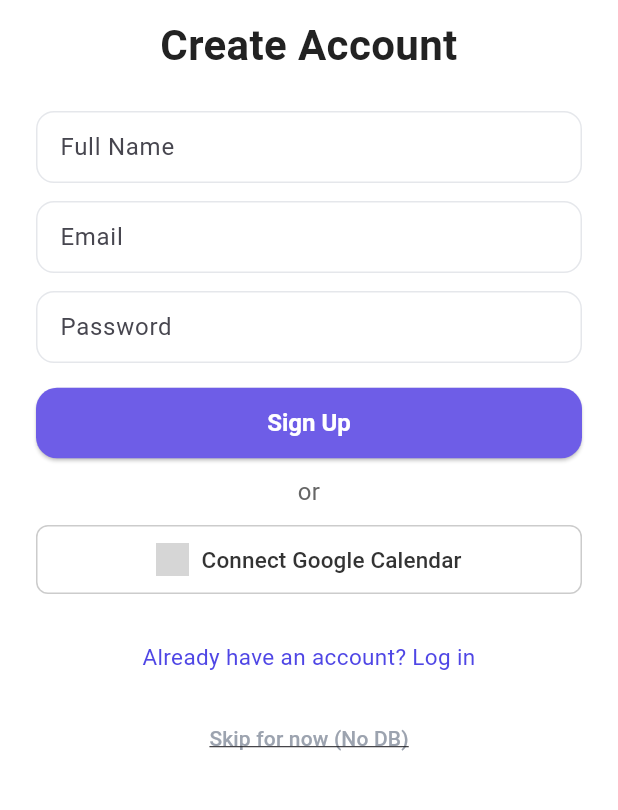
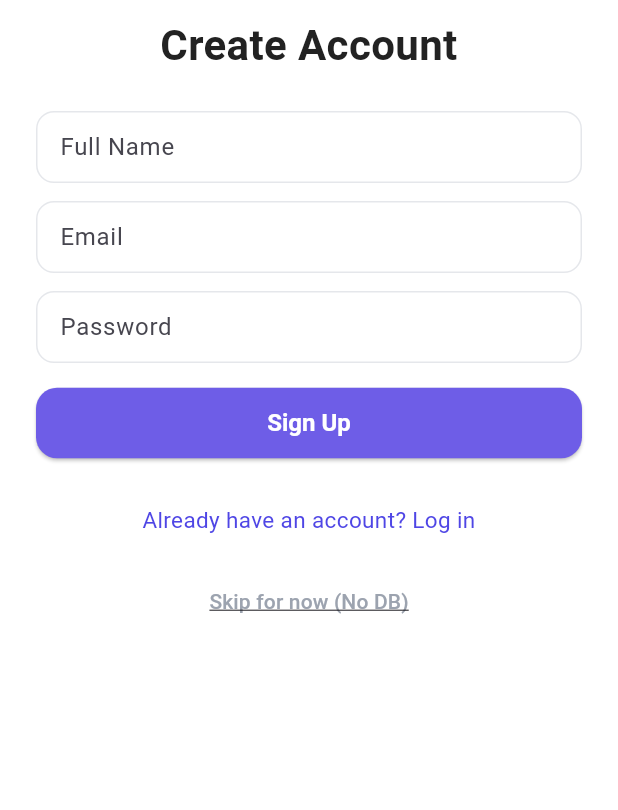
Before and after one commit to ghadee3r/2025_GP_30, a Flutter app: the SignupScreen screen opened by its route, on a phone screen of 412 x 824 dp, the part 285-1095 px from its top. Run offline on Flutter 3.47's test engine with Material 3 defaults, Android fonts, the phone set to English and light mode, and no system bars; our stand-ins replace google_sign_in, slide_to_act, supabase_flutter, table_calendar; missing offline and left inert: extension_google_sign_in_as_googleapis_auth, fluid_bottom_nav_bar, googleapis; accounts and stored records are empty; network calls fail; grey boxes are pictures that could not be loaded.

Commit message:
remove Google api button

```diff
--- a/rikazapp/lib/pages/subscreens/signup.dart
+++ b/rikazapp/lib/pages/subscreens/signup.dart
@@ -3,8 +3,7 @@ import 'package:supabase_flutter/supabase_flutter.dart' as sb;
 
 // ========= Constants =========
 const String _rikazLogoPath = "assets/images/RikazLogo.png";
-const String _googleIconUrl = "https://developers.google.com/identity/images/g-logo.png";
-
+// NOTE: Removed _googleIconUrl as it is no longer used
 // Get the Supabase client instance using the alias 'sb'
 final supabase = sb.Supabase.instance.client;
 
@@ -42,9 +41,6 @@ class _SignupScreenState extends State<SignupScreen> {
 
   bool _isSubmitting = false;
 
-  // Mock flag to keep the Google UI active but functionally inert
-  final bool _isGoogleAuthReady = true;
-
   @override
   void dispose() {
     _nameController.dispose();
@@ -65,8 +61,8 @@ class _SignupScreenState extends State<SignupScreen> {
     }
 
     // Simple client-side validation
-    if (password.length < 6) {
-        _showAlert(context, "Password Error", "Password must be at least 6 characters long.");
+    if (password.length < 8) {
+        _showAlert(context, "Password Error", "Password must be at least 8 characters long.");
         return;
     }
 
@@ -105,15 +101,6 @@ class _SignupScreenState extends State<SignupScreen> {
     }
   }
 
-  // Placeholder function for Google button (MOCKED)
-  void _handleGoogleConnect() {
-    _showAlert(
-      context,
-      "Feature Not Enabled",
-      "Google Sign-In logic is currently disabled in the code and requires native configuration.",
-    );
-  }
-
   Widget _buildTextInput({
     required TextEditingController controller,
     required String hintText,
@@ -145,7 +132,6 @@ class _SignupScreenState extends State<SignupScreen> {
             crossAxisAlignment: CrossAxisAlignment.stretch,
             children: <Widget>[
               // Logo
-              // NOTE: Ensure you have "assets/images/RikazLogo.png" configured in pubspec.yaml
               Image.asset(_rikazLogoPath, height: 150, width: 150),
               const SizedBox(height: 10),
 
@@ -183,28 +169,6 @@ class _SignupScreenState extends State<SignupScreen> {
                 child: Text(
                   _isSubmitting ? "Creating..." : "Sign Up",
                   style: const TextStyle(color: Colors.white, fontSize: 16, fontWeight: FontWeight.w600),
-                ),
-              ),
-              const SizedBox(height: 10),
-
-              const Text('or', textAlign: TextAlign.center, style: TextStyle(color: Color(0xFF666666), fontSize: 16)),
-              const SizedBox(height: 10),
-
-              // Google Button UI (Mocked)
-              OutlinedButton(
-                onPressed: (_isSubmitting || !_isGoogleAuthReady) ? null : _handleGoogleConnect,
-                style: OutlinedButton.styleFrom(
-                  padding: const EdgeInsets.symmetric(vertical: 12),
-                  shape: RoundedRectangleBorder(borderRadius: BorderRadius.circular(8)),
-                  side: const BorderSide(color: Color(0xFFcccccc), width: 1),
-                ),
-                child: Row(
-                  mainAxisAlignment: MainAxisAlignment.center,
-                  children: <Widget>[
-                    Image.network(_googleIconUrl, width: 22, height: 22),
-                    const SizedBox(width: 8),
-                    const Text('Connect Google Calendar', style: TextStyle(fontSize: 15, color: Color(0xFF333333))),
-                  ],
                 ),
               ),
               const SizedBox(height: 20),
```
